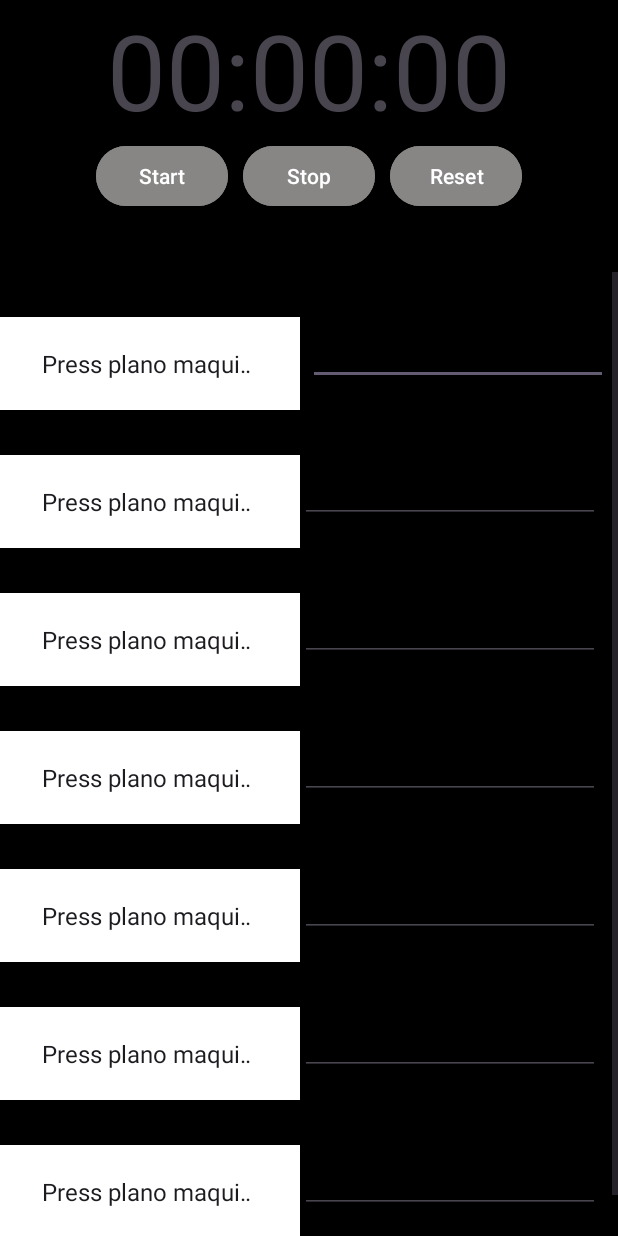
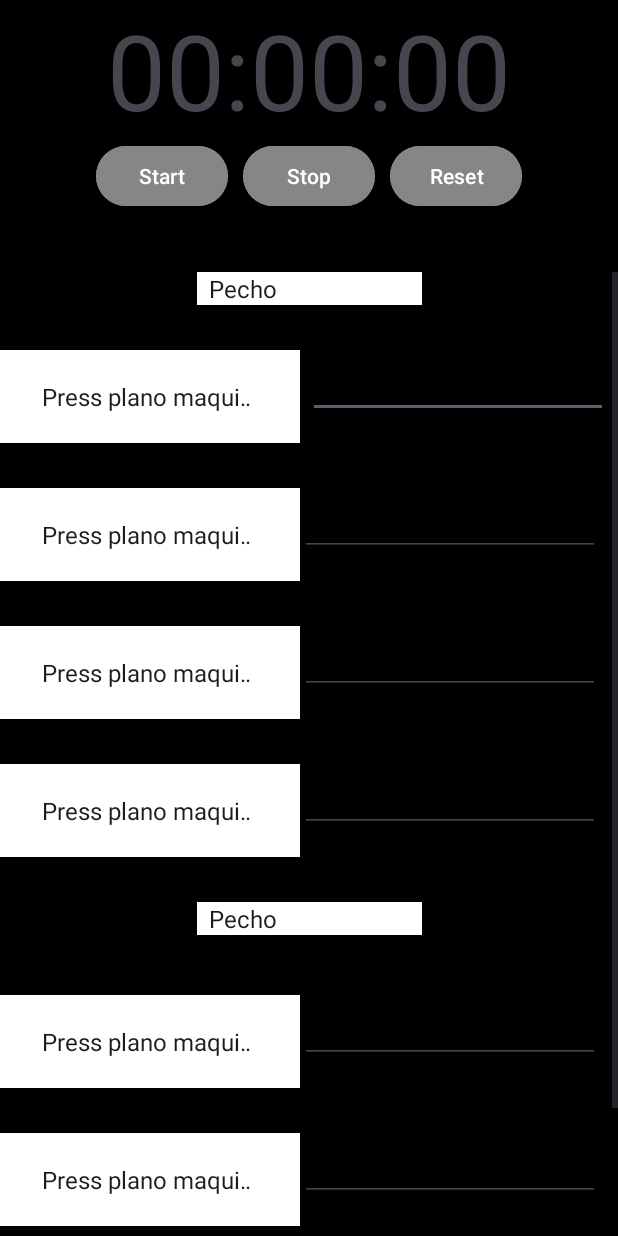
Before and after one commit to davidmnt/AppGym, an Android app: the EntrenamientoActivity screen opened directly, with no data from a screen before it, on a phone screen of 412 x 824 dp. Run offline under Robolectric (Android 15) with nearby library versions, the phone set to English and light mode, and no system bars.

Commit message:
Mejora de xml

```diff
--- a/app/src/main/java/com/example/appgym/EntrenamientoActivity.java
+++ b/app/src/main/java/com/example/appgym/EntrenamientoActivity.java
@@ -107,6 +107,9 @@ public class EntrenamientoActivity extends AppCompatActivity {
 
         //Ejercicios
 
+        Spinner despleMusculo1 = findViewById(R.id.despleMusuculouno);
+        Spinner despleMusculo2 = findViewById(R.id.despleMusuculodos);
+
         Spinner despl1 = findViewById(R.id.uno);
         Spinner despl2 = findViewById(R.id.dos);
         Spinner despl3 = findViewById(R.id.tres);
@@ -120,13 +123,20 @@ public class EntrenamientoActivity extends AppCompatActivity {
         Spinner despl11 = findViewById(R.id.once);
         Spinner despl12 = findViewById(R.id.doce);
 
-        Spinner[] arrayDesplegables = {despl1,despl2,despl3,despl4,despl5,despl6,despl7,despl8,despl9,despl10,despl11,despl12};
+        Spinner[] arrayDesplegablesDias = {despleMusculo1,despleMusculo2};
+        ArrayAdapter<CharSequence> adapterDias=ArrayAdapter.createFromResource(this, R.array.diaEj, android.R.layout.simple_spinner_item);
+        adapterDias.setDropDownViewResource(android.R.layout.simple_spinner_item);
 
-        ArrayAdapter<CharSequence> adapter=ArrayAdapter.createFromResource(this, R.array.ejerciciosGym, android.R.layout.simple_spinner_item);
-        adapter.setDropDownViewResource(android.R.layout.simple_spinner_item);
+        for(int i = 0;i<arrayDesplegablesDias.length;i++){
+            arrayDesplegablesDias[i].setAdapter(adapterDias);
+        }
 
-        for (int i = 0; i< arrayDesplegables.length;i++){
-            arrayDesplegables[i].setAdapter(adapter);
+        Spinner[] arrayDesplegablesEjercicios = {despl1,despl2,despl3,despl4,despl5,despl6,despl7,despl8,despl9,despl10,despl11,despl12};
+        ArrayAdapter<CharSequence> adapterEjercicios=ArrayAdapter.createFromResource(this, R.array.ejerciciosGym, android.R.layout.simple_spinner_item);
+        adapterEjercicios.setDropDownViewResource(android.R.layout.simple_spinner_item);
+
+        for (int i = 0; i< arrayDesplegablesEjercicios.length;i++){
+            arrayDesplegablesEjercicios[i].setAdapter(adapterEjercicios);
         }
 
 
--- a/app/src/main/res/layout/activity_entrenamiento.xml
+++ b/app/src/main/res/layout/activity_entrenamiento.xml
@@ -69,6 +69,14 @@
             android:layout_height="match_parent">
 
 
+            <Spinner
+                android:id="@+id/despleMusuculouno"
+                android:layout_width="150dp"
+                android:layout_height="wrap_content"
+                android:background="@color/white"
+                app:layout_constraintStart_toStartOf="parent"
+                app:layout_constraintEnd_toEndOf="parent"
+                app:layout_constraintTop_toTopOf="parent"/>
 
             <Spinner
                 android:id="@+id/uno"
@@ -78,7 +86,7 @@
                 android:layout_marginTop="30dp"
                 android:padding="20dp"
                 app:layout_constraintStart_toStartOf="parent"
-                app:layout_constraintTop_toTopOf="parent" />
+                app:layout_constraintTop_toBottomOf="@+id/despleMusuculouno"/>
 
             <EditText
                 android:layout_width="200dp"
@@ -128,7 +136,8 @@
                 android:padding="20dp"
                 android:layout_marginTop="30dp"
                 app:layout_constraintStart_toStartOf="parent"
-                app:layout_constraintTop_toBottomOf="@+id/tres" />
+                app:layout_constraintTop_toBottomOf="@+id/tres"
+                app:layout_constraintBottom_toTopOf="@+id/despleMusuculodos"/>
 
             <EditText
                 android:layout_width="200dp"
@@ -137,14 +146,24 @@
                 app:layout_constraintTop_toTopOf="@+id/cuatro" />
 
             <Spinner
+                android:id="@+id/despleMusuculodos"
+                android:layout_width="150dp"
+                android:layout_height="wrap_content"
+                android:background="@color/white"
+                android:layout_marginTop="30dp"
+                app:layout_constraintStart_toStartOf="parent"
+                app:layout_constraintEnd_toEndOf="parent"
+                app:layout_constraintTop_toBottomOf="@+id/cuatro"/>
+
+            <Spinner
                 android:id="@+id/cinco"
                 android:layout_width="200dp"
                 android:layout_height="wrap_content"
                 android:background="@color/white"
                 android:padding="20dp"
-                android:layout_marginTop="30dp"
+                android:layout_marginTop="40dp"
                 app:layout_constraintStart_toStartOf="parent"
-                app:layout_constraintTop_toBottomOf="@+id/cuatro" />
+                app:layout_constraintTop_toBottomOf="@+id/despleMusuculodos" />
 
             <EditText
                 android:layout_width="200dp"
@@ -195,6 +214,17 @@
                 app:layout_constraintStart_toStartOf="parent"
                 app:layout_constraintTop_toBottomOf="@+id/siete" />
 
+            <Spinner
+                android:id="@+id/despleMusuculotres"
+                android:layout_width="150dp"
+                android:layout_height="wrap_content"
+                android:background="@color/white"
+                android:layout_marginTop="30dp"
+                app:layout_constraintStart_toStartOf="parent"
+                app:layout_constraintEnd_toEndOf="parent"
+                app:layout_constraintTop_toBottomOf="@+id/ocho"/>
+
+
             <EditText
                 android:layout_width="200dp"
                 android:layout_height="wrap_content"
@@ -209,7 +239,7 @@
                 android:padding="20dp"
                 android:layout_marginTop="30dp"
                 app:layout_constraintStart_toStartOf="parent"
-                app:layout_constraintTop_toBottomOf="@+id/ocho" />
+                app:layout_constraintTop_toBottomOf="@+id/despleMusuculotres" />
 
             <EditText
                 android:layout_width="200dp"
```
